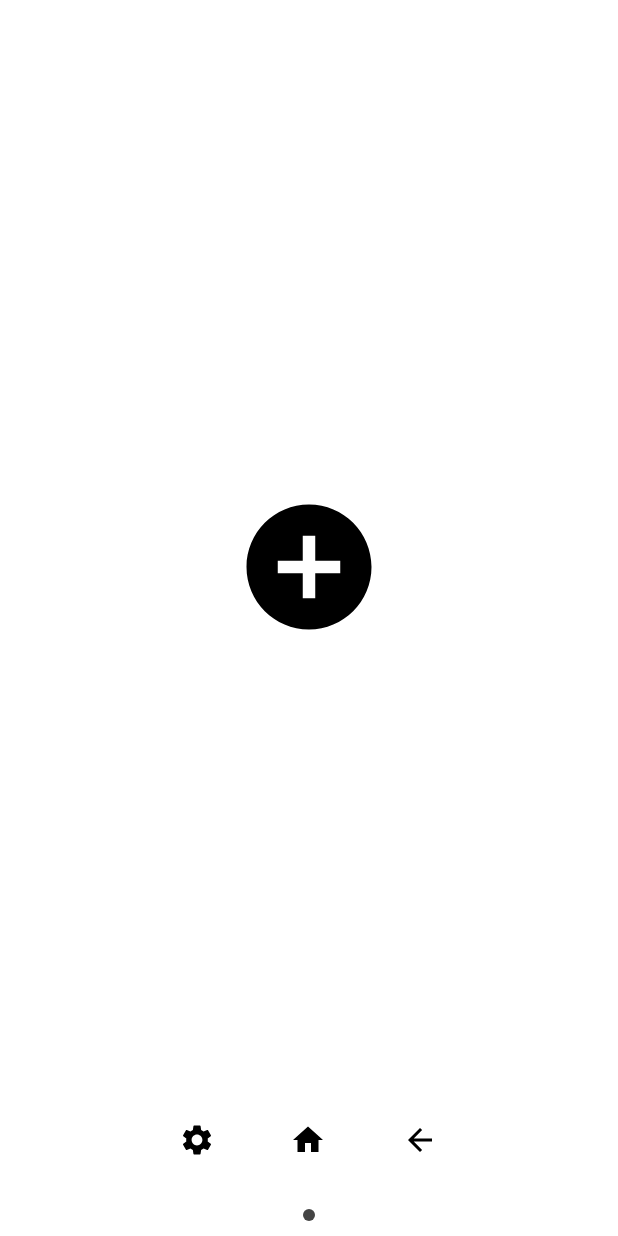
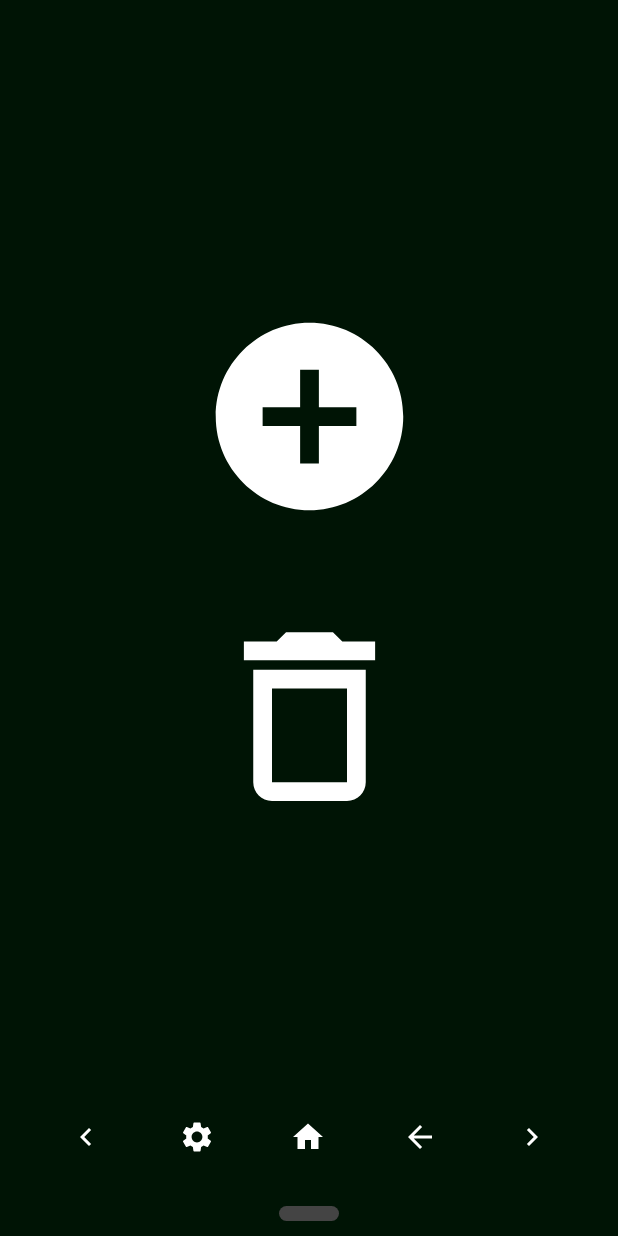
Before and after one commit to vladceresna/virtel, an Android app built with Jetpack Compose: the composable App shown on its own in the app's theme, after a tap on "close", on a phone screen of 412 x 824 dp. Run offline under Robolectric (Android 15) with nearby library versions, the phone set to English and light mode, and no system bars; libraries missing offline, so code that uses them is left out: io.ktor.server; network calls fail; 8 statements that could not run were skipped.

Commit message:
UI update

```diff
--- a/composeApp/src/commonMain/kotlin/com/vladceresna/virtel/App.kt
+++ b/composeApp/src/commonMain/kotlin/com/vladceresna/virtel/App.kt
@@ -15,12 +15,11 @@ import org.jetbrains.compose.ui.tooling.preview.Preview
 
 
 @Composable
-fun App(theme: Boolean = isSystemInDarkTheme(),
-        screenModel: VirtelScreenViewModel = viewModel<VirtelScreenViewModel>()){
-    var darkTheme by remember { mutableStateOf(theme) }
+fun App(screenModel: VirtelScreenViewModel = viewModel<VirtelScreenViewModel>()){
     LaunchedEffect(Unit){
         //after first recomposition only
         CoroutineScope(Job()).launch {
+
             VirtelSystem.screenModel = screenModel.screenModel
             VirtelSystem.start()
             screenModel.isLoading = false
--- a/composeApp/src/commonMain/kotlin/com/vladceresna/virtel/controllers/VirtelSystem.kt
+++ b/composeApp/src/commonMain/kotlin/com/vladceresna/virtel/controllers/VirtelSystem.kt
@@ -1,5 +1,6 @@
 package com.vladceresna.virtel.controllers
 
+import androidx.compose.runtime.mutableStateOf
 import androidx.compose.ui.modifier.modifierLocalMapOf
 import com.vladceresna.virtel.getHomePath
 import com.vladceresna.virtel.ai.toSpeech
@@ -16,6 +17,8 @@ import okio.SYSTEM
 data object VirtelSystem {
 
     var screenModel:ScreenModel = ScreenModel()
+
+    var darkTheme = mutableStateOf(true)
 
 
     val programs = Programs
--- a/composeApp/src/commonMain/kotlin/com/vladceresna/virtel/screens/LoadingScreen.kt
+++ b/composeApp/src/commonMain/kotlin/com/vladceresna/virtel/screens/LoadingScreen.kt
@@ -1,5 +1,6 @@
 package com.vladceresna.virtel.screens
 
+import androidx.compose.foundation.background
 import androidx.compose.foundation.layout.Arrangement
 import androidx.compose.foundation.layout.Column
 import androidx.compose.foundation.layout.fillMaxSize
@@ -10,11 +11,17 @@ import androidx.compose.ui.Modifier
 import androidx.compose.ui.graphics.Color
 import androidx.compose.ui.text.font.FontWeight
 import androidx.compose.ui.unit.sp
+import com.vladceresna.virtel.controllers.VirtelSystem
 
 @Composable
 fun LoadingScreen(){
     Column(
-        Modifier.fillMaxSize(),
+        if (VirtelSystem.darkTheme.value) {
+            Modifier.fillMaxSize().background(Color(0,50,0))
+        } else {
+            Modifier.fillMaxSize()
+        }
+        ,
         Arrangement.Center,
         Alignment.CenterHorizontally
     ) {
--- a/composeApp/src/commonMain/kotlin/com/vladceresna/virtel/screens/model/SOM.kt
+++ b/composeApp/src/commonMain/kotlin/com/vladceresna/virtel/screens/model/SOM.kt
@@ -48,7 +48,7 @@ data class WidgetModel(
     var name:String,
     var widgetType: WidgetType = WidgetType.VIEW,
     var weight:MutableState<Float> = mutableStateOf(1F), // float
-    var variant: MutableState<String> = mutableStateOf("primary"), // primary/secondary/tertiary/destructive
+    var variant: MutableState<String> = mutableStateOf(""), // primary/secondary/tertiary/destructive
     var title: MutableState<String> = mutableStateOf(""),
     var value: MutableState<String> = mutableStateOf(""),
     var foreground: MutableState<String> = mutableStateOf(""),
--- a/composeApp/src/commonMain/kotlin/com/vladceresna/virtel/screens/screen/Page.kt
+++ b/composeApp/src/commonMain/kotlin/com/vladceresna/virtel/screens/screen/Page.kt
@@ -1,17 +1,24 @@
 package com.vladceresna.virtel.screens.screen
 
+import androidx.compose.foundation.ExperimentalFoundationApi
 import androidx.compose.foundation.layout.Arrangement
 import androidx.compose.foundation.layout.Box
 import androidx.compose.foundation.layout.Column
 import androidx.compose.foundation.layout.Row
 import androidx.compose.foundation.layout.fillMaxSize
 import androidx.compose.foundation.layout.size
+import androidx.compose.foundation.pager.PagerState
 import androidx.compose.foundation.shape.RoundedCornerShape
 import androidx.compose.material.icons.Icons
 import androidx.compose.material.icons.automirrored.filled.ArrowBack
+import androidx.compose.material.icons.automirrored.filled.KeyboardArrowLeft
+import androidx.compose.material.icons.automirrored.filled.KeyboardArrowRight
 import androidx.compose.material.icons.filled.Home
+import androidx.compose.material.icons.filled.KeyboardArrowLeft
+import androidx.compose.material.icons.filled.KeyboardArrowRight
 import androidx.compose.material.icons.filled.Settings
 import androidx.compose.material.icons.outlined.AddCircle
+import androidx.compose.material.icons.outlined.Delete
 import androidx.compose.material3.Icon
 import androidx.compose.material3.IconButton
 import androidx.compose.material3.Surface
@@ -21,12 +28,23 @@ import androidx.compose.ui.Alignment
 import androidx.compose.ui.Modifier
 import androidx.compose.ui.draw.clip
 import androidx.compose.ui.unit.dp
+import com.vladceresna.virtel.controllers.Programs
+import com.vladceresna.virtel.controllers.VirtelSystem
 import com.vladceresna.virtel.screens.model.PageModel
+import kotlinx.coroutines.CoroutineScope
+import kotlinx.coroutines.Dispatchers
+import kotlinx.coroutines.Job
+import kotlinx.coroutines.MainScope
+import kotlinx.coroutines.launch
+import kotlinx.coroutines.runBlocking
+import kotlinx.coroutines.withContext
+import kotlin.coroutines.CoroutineContext
 
+@OptIn(ExperimentalFoundationApi::class)
 @Composable
 fun Page(
     pageModel: PageModel,
-    modifier: Modifier
+    modifier: Modifier, pager: PagerState
 ) {
     Column (
         Modifier.fillMaxSize()
@@ -41,7 +59,9 @@ fun Page(
                     verticalArrangement = Arrangement.Center
                 ) {
                     IconButton(
-                        onClick = { },
+                        onClick = {
+                            Programs.startProgram("vladceresna.virtel.launcher")
+                        },
                         modifier = Modifier
                             .size(200.dp)
                             .clip(RoundedCornerShape(150.dp))
@@ -49,14 +69,42 @@ fun Page(
                         Icon(
                             imageVector = Icons.Outlined.AddCircle,
                             contentDescription = "Plus",
-                            modifier = Modifier.size(100.dp)
+                            modifier = Modifier.size(150.dp),
+                            tint = getColorOfIcon()
+                        )
+                    }
+                    IconButton(
+                        onClick = {
+                            if(VirtelSystem.screenModel.pageModels.size > 1) {
+                                VirtelSystem.screenModel.pageModels
+                                    .removeAt(VirtelSystem.screenModel.currentPageIndex.value)
+                            }
+                        },
+                        modifier = Modifier
+                            .size(200.dp)
+                            .clip(RoundedCornerShape(150.dp))
+                    ) {
+                        Icon(
+                            imageVector = Icons.Outlined.Delete,
+                            contentDescription = "Delete",
+                            modifier = Modifier.size(150.dp),
+                            tint = getColorOfIcon()
                         )
                     }
                 }
             }
         }
         Row {
-            Text("", Modifier.weight(1f))
+            IconButton(onClick = {
+                if(pager.currentPage != 0) {
+                    runBlocking {
+                        pager.scrollToPage(pager.currentPage - 1)
+                    }
+                }
+            }, Modifier.weight(1f)) {
+                Icon(Icons.AutoMirrored.Filled.KeyboardArrowLeft, contentDescription = "Localized description",
+                    tint = getColorOfIcon())
+            }
             IconButton(onClick = {
                 try {
                     pageModel.settingsClick.value()
@@ -64,7 +112,8 @@ fun Page(
                     e.printStackTrace()
                 }
             }, Modifier.weight(1f)) {
-                Icon(Icons.Filled.Settings, contentDescription = "Localized description")
+                Icon(Icons.Filled.Settings, contentDescription = "Localized description",
+                    tint = getColorOfIcon())
             }
             IconButton(onClick = {
                 try {
@@ -73,7 +122,8 @@ fun Page(
                     e.printStackTrace()
                 }
             }, Modifier.weight(1f)) {
-                Icon(Icons.Filled.Home, contentDescription = "Localized description")
+                Icon(Icons.Filled.Home, contentDescription = "Localized description",
+                    tint = getColorOfIcon())
             }
             IconButton(onClick = {
                 try {
@@ -84,10 +134,22 @@ fun Page(
             }, Modifier.weight(1f)) {
                 Icon(
                     Icons.AutoMirrored.Filled.ArrowBack,
-                    contentDescription = "Localized description"
+                    contentDescription = "Localized description",
+                    tint = getColorOfIcon()
                 )
             }
-            Text("", Modifier.weight(1f))
+            IconButton(
+                onClick = {
+                if(pager.currentPage < pager.pageCount - 1) {
+                    runBlocking {
+                        pager.scrollToPage(pager.currentPage + 1)
+                    }
+                }
+            }, Modifier.weight(1f)) {
+                Icon(Icons.AutoMirrored.Filled.KeyboardArrowRight, contentDescription = "Localized description",
+                    tint = getColorOfIcon()
+                )
+            }
         }
     }
 }
--- a/composeApp/src/commonMain/kotlin/com/vladceresna/virtel/screens/screen/ProgramLayer.kt
+++ b/composeApp/src/commonMain/kotlin/com/vladceresna/virtel/screens/screen/ProgramLayer.kt
@@ -44,8 +44,7 @@ fun ProgramLayer(
                         }) {
                             Icon(
                                 imageVector = Icons.Filled.Close,
-                                contentDescription = "close",
-                                tint = Color.Black
+                                contentDescription = "close"
                             )
                         }
                     }
--- a/composeApp/src/commonMain/kotlin/com/vladceresna/virtel/screens/screen/ScreenPager.kt
+++ b/composeApp/src/commonMain/kotlin/com/vladceresna/virtel/screens/screen/ScreenPager.kt
@@ -9,8 +9,10 @@ import androidx.compose.foundation.layout.PaddingValues
 import androidx.compose.foundation.layout.Row
 import androidx.compose.foundation.layout.fillMaxSize
 import androidx.compose.foundation.layout.fillMaxWidth
+import androidx.compose.foundation.layout.height
 import androidx.compose.foundation.layout.padding
 import androidx.compose.foundation.layout.size
+import androidx.compose.foundation.layout.width
 import androidx.compose.foundation.pager.HorizontalPager
 import androidx.compose.foundation.pager.rememberPagerState
 import androidx.compose.foundation.shape.CircleShape
@@ -23,22 +25,27 @@ import androidx.compose.ui.Alignment
 import androidx.compose.ui.Modifier
 import androidx.compose.ui.draw.clip
 import androidx.compose.ui.graphics.Color
+import androidx.compose.ui.graphics.colorspace.Rgb
 import androidx.compose.ui.unit.dp
+import com.vladceresna.virtel.controllers.VirtelSystem
 import com.vladceresna.virtel.screens.model.ScreenModel
 
 
 @OptIn(ExperimentalFoundationApi::class)
 @Composable
 fun ScreenPager(
-    screenModel: ScreenModel,
-    modifier: Modifier = Modifier
+    screenModel: ScreenModel
 ) {
     val pagerState = rememberPagerState(pageCount = {
         screenModel.pageModels.size
     })
 
     Column (
-        modifier = modifier
+        if (VirtelSystem.darkTheme.value) {
+            Modifier.fillMaxSize().background(Color(0,20,5))
+        } else {
+            Modifier.fillMaxSize()
+        }
     ) {
         HorizontalPager(
             modifier = Modifier.weight(1F),
@@ -53,7 +60,7 @@ fun ScreenPager(
             }
 
             Page(screenModel.pageModels[page],Modifier.fillMaxSize()
-                .clip(RoundedCornerShape(20.dp)).weight(1F))
+                .clip(RoundedCornerShape(20.dp)).weight(1F), pagerState)
         }
         Row(
             Modifier
@@ -63,14 +70,25 @@ fun ScreenPager(
         ) {
             repeat(pagerState.pageCount) { iteration ->
                 val color = if (pagerState.currentPage == iteration) Color.DarkGray else Color.LightGray
+                val width = if (pagerState.currentPage == iteration) 40.dp else 10.dp
                 Box(
                     modifier = Modifier
                         .padding(2.dp)
                         .clip(CircleShape)
                         .background(color)
-                        .size(8.dp)
+                        .height(10.dp)
+                        .width(width)
                 )
             }
         }
     }
 }
+
+
+fun getColorOfIcon():Color{
+    return if(VirtelSystem.darkTheme.value){
+        Color(255,255,255)
+    } else {
+        Color(0,0,0)
+    }
+}
--- a/composeApp/src/commonMain/kotlin/com/vladceresna/virtel/theme/Theme.kt
+++ b/composeApp/src/commonMain/kotlin/com/vladceresna/virtel/theme/Theme.kt
@@ -6,8 +6,17 @@ import androidx.compose.material3.lightColorScheme
 import androidx.compose.material3.darkColorScheme
 import androidx.compose.runtime.Composable
 import androidx.compose.runtime.Immutable
+import androidx.compose.runtime.LaunchedEffect
+import androidx.compose.runtime.getValue
+import androidx.compose.runtime.mutableStateOf
+import androidx.compose.runtime.remember
+import androidx.compose.runtime.setValue
 import androidx.compose.ui.graphics.Color
 import com.example.ui.theme.AppTypography
+import com.vladceresna.virtel.controllers.VirtelSystem
+import kotlinx.coroutines.CoroutineScope
+import kotlinx.coroutines.Job
+import kotlinx.coroutines.launch
 
 private val lightScheme = lightColorScheme(
     primary = primaryLight,
@@ -257,13 +266,21 @@ fun AppTheme(
     dynamicColor: Boolean = true,
     content: @Composable() () -> Unit
 ) {
+    var theme by remember { VirtelSystem.darkTheme }
+    LaunchedEffect(VirtelSystem.darkTheme.value){
+        CoroutineScope(Job()).launch {
+            theme = VirtelSystem.darkTheme.value
+        }
+    }
+
+
     val colorScheme = when {
           /*dynamicColor && Build.VERSION.SDK_INT >= Build.VERSION_CODES.S -> {
               val context = LocalContext.current
               if (darkTheme) dynamicDarkColorScheme(context) else dynamicLightColorScheme(context)
           }*/
 
-      darkTheme -> darkScheme
+          theme -> darkScheme
           else -> lightScheme
       }
 
```
Also changed, not shown: composeApp/src/commonMain/kotlin/com/vladceresna/virtel/controllers/Flow.kt (+16 -1 lines), composeApp/src/commonMain/kotlin/com/vladceresna/virtel/screens/WidgetRender.kt (+28 -2 lines). Lines whose indentation alone changed are shown as unchanged.
